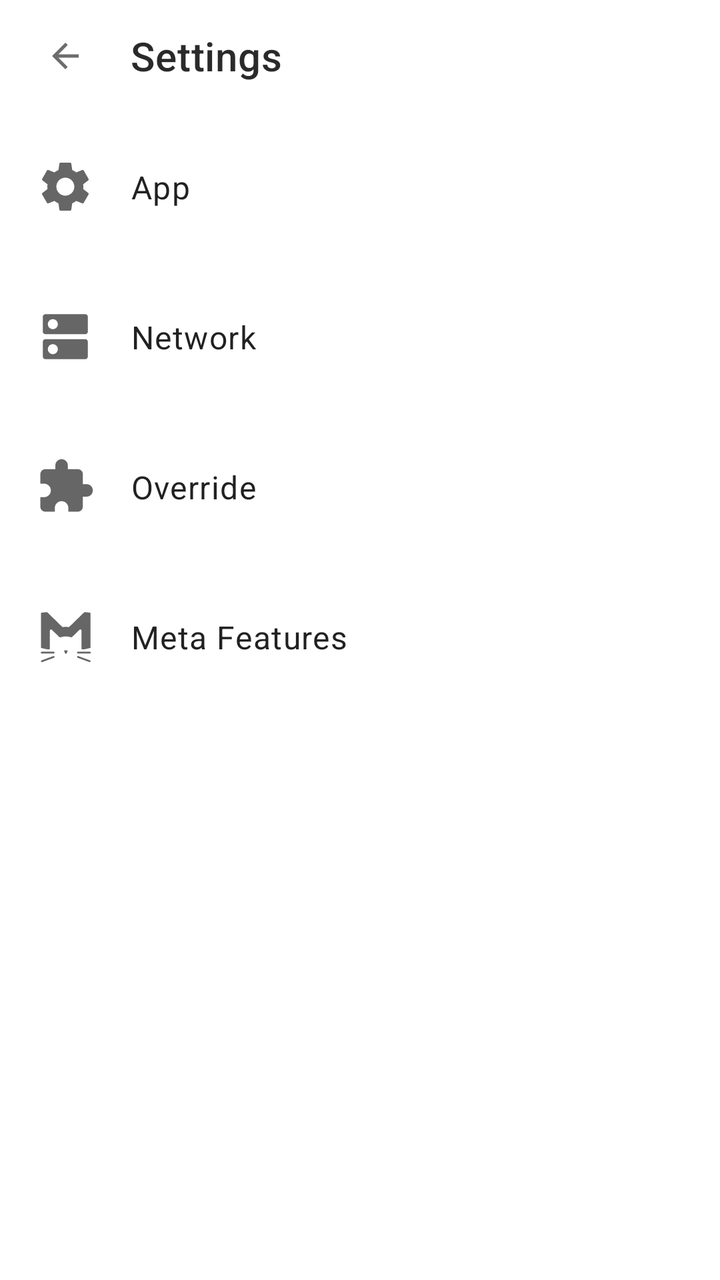
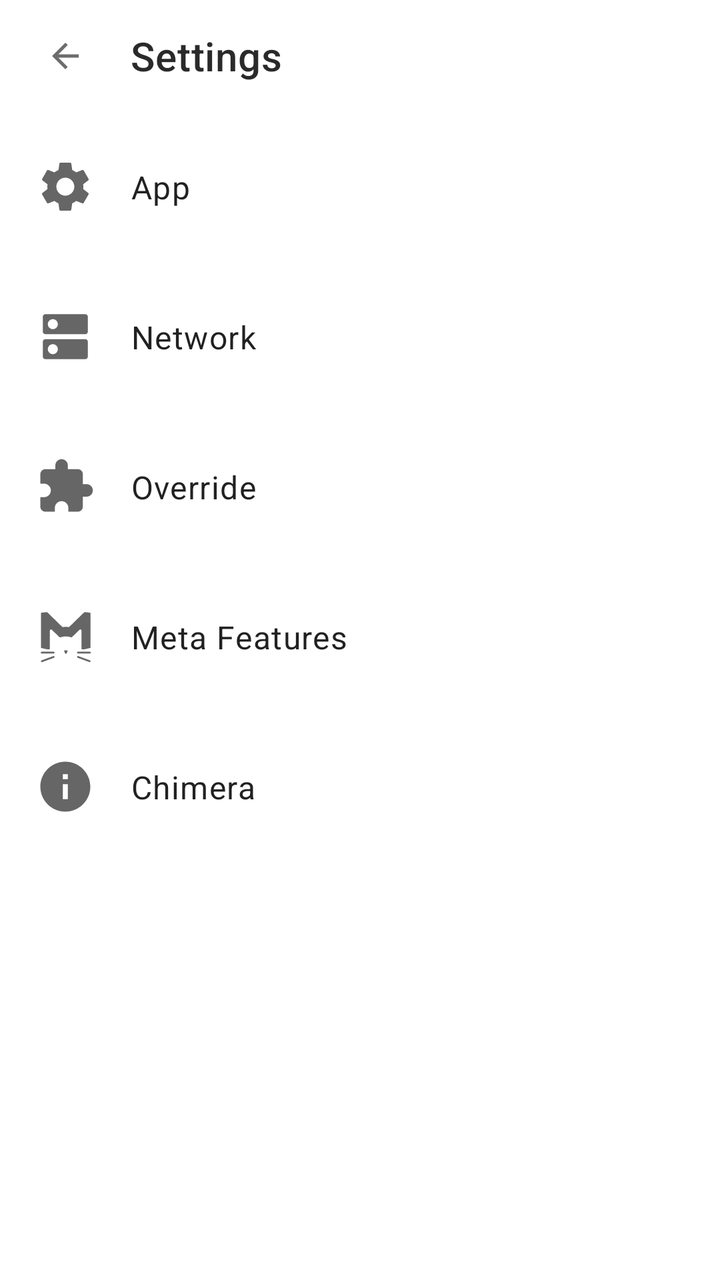

An Android layout rendered at two revisions. The XML below is the earlier revision; the diff shows what the commit changed to produce the second picture.
<!-- AndroidManifest.xml: application theme Theme.Chimera -->
<!-- res/layout/meta_design_settings_home.xml -->
<?xml version="1.0" encoding="utf-8"?>
<androidx.coordinatorlayout.widget.CoordinatorLayout xmlns:android="http://schemas.android.com/apk/res/android"
    android:layout_width="match_parent"
    android:layout_height="match_parent">

    <ScrollView
        android:id="@+id/settings_scroll"
        android:layout_width="match_parent"
        android:layout_height="match_parent"
        android:scrollbars="none">

        <LinearLayout
            android:layout_width="match_parent"
            android:layout_height="wrap_content"
            android:paddingTop="?attr/actionBarSize"
            android:orientation="vertical">

            <LinearLayout
                android:id="@+id/category_app"
                android:layout_width="match_parent"
                android:layout_height="wrap_content"
                android:background="?attr/selectableItemBackground"
                android:clickable="true"
                android:focusable="true"
                android:gravity="center_vertical"
                android:minHeight="75dp"
                android:orientation="horizontal"
                android:paddingVertical="16dp">

                <View
                    android:layout_width="30dp"
                    android:layout_height="30dp"
                    android:layout_marginHorizontal="17.5dp"
                    android:background="@drawable/ic_baseline_settings" />

                <TextView
                    android:layout_width="match_parent"
                    android:layout_height="wrap_content"
                    android:text="@string/settings_category_app"
                    android:textAppearance="@style/TextAppearance.MaterialComponents.Body1" />
            </LinearLayout>

            <LinearLayout
                android:id="@+id/category_network"
                android:layout_width="match_parent"
                android:layout_height="wrap_content"
                android:background="?attr/selectableItemBackground"
                android:clickable="true"
                android:focusable="true"
                android:gravity="center_vertical"
                android:minHeight="75dp"
                android:orientation="horizontal"
                android:paddingVertical="16dp">

                <View
                    android:layout_width="30dp"
                    android:layout_height="30dp"
                    android:layout_marginHorizontal="17.5dp"
                    android:background="@drawable/ic_baseline_dns" />

                <TextView
                    android:layout_width="match_parent"
                    android:layout_height="wrap_content"
                    android:text="@string/settings_category_network"
                    android:textAppearance="@style/TextAppearance.MaterialComponents.Body1" />
            </LinearLayout>

            <LinearLayout
                android:id="@+id/category_override"
                android:layout_width="match_parent"
                android:layout_height="wrap_content"
                android:background="?attr/selectableItemBackground"
                android:clickable="true"
                android:focusable="true"
                android:gravity="center_vertical"
                android:minHeight="75dp"
                android:orientation="horizontal"
                android:paddingVertical="16dp">

                <View
                    android:layout_width="30dp"
                    android:layout_height="30dp"
                    android:layout_marginHorizontal="17.5dp"
                    android:background="@drawable/ic_baseline_extension" />

                <TextView
                    android:layout_width="match_parent"
                    android:layout_height="wrap_content"
                    android:text="@string/settings_category_override"
                    android:textAppearance="@style/TextAppearance.MaterialComponents.Body1" />
            </LinearLayout>

            <LinearLayout
                android:id="@+id/category_meta_features"
                android:layout_width="match_parent"
                android:layout_height="wrap_content"
                android:background="?attr/selectableItemBackground"
                android:clickable="true"
                android:focusable="true"
                android:gravity="center_vertical"
                android:minHeight="75dp"
                android:orientation="horizontal"
                android:paddingVertical="16dp">

                <View
                    android:layout_width="30dp"
                    android:layout_height="30dp"
                    android:layout_marginHorizontal="17.5dp"
                    android:background="@drawable/ic_baseline_meta" />

                <TextView
                    android:layout_width="match_parent"
                    android:layout_height="wrap_content"
                    android:text="@string/settings_category_meta_features"
                    android:textAppearance="@style/TextAppearance.MaterialComponents.Body1" />
            </LinearLayout>
        </LinearLayout>
    </ScrollView>

    <LinearLayout
        android:id="@+id/toolbar"
        android:layout_width="match_parent"
        android:layout_height="?attr/actionBarSize"
        android:alpha="0.96"
        android:background="?android:attr/windowBackground"
        android:clickable="true"
        android:elevation="0dp"
        android:gravity="center_vertical"
        android:importantForAccessibility="no"
        android:orientation="horizontal"
        android:paddingEnd="17.5dp">

        <ImageView
            android:id="@+id/toolbar_navigation"
            android:layout_width="30dp"
            android:layout_height="30dp"
            android:layout_marginHorizontal="17.5dp"
            android:background="?attr/selectableItemBackgroundBorderless"
            android:clickable="true"
            android:contentDescription="@string/back"
            android:focusable="true"
            android:paddingHorizontal="5dp"
            android:src="@drawable/ic_baseline_arrow_back" />

        <TextView
            android:id="@+id/toolbar_title"
            android:layout_width="wrap_content"
            android:layout_height="wrap_content"
            android:ellipsize="end"
            android:maxLines="1"
            android:text="@string/settings_screen"
            android:textAppearance="@style/TextAppearance.MaterialComponents.Headline6" />
    </LinearLayout>
</androidx.coordinatorlayout.widget.CoordinatorLayout>
<!-- resources referenced by this layout -->
<resources>
  <!-- drawable ic_baseline_arrow_back (drawable) -->
  <vector xmlns:android="http://schemas.android.com/apk/res/android"
      android:width="24dp"
      android:height="24dp"
      android:tint="?attr/colorControlNormal"
      android:viewportWidth="24"
      android:viewportHeight="24">
      <path
          android:fillColor="@android:color/white"
          android:pathData="M20,11H7.83l5.59,-5.59L12,4l-8,8 8,8 1.41,-1.41L7.83,13H20v-2z" />
  </vector>
  <!-- drawable ic_baseline_dns (drawable) -->
  <vector xmlns:android="http://schemas.android.com/apk/res/android"
      android:width="24dp"
      android:height="24dp"
      android:tint="?attr/colorControlNormal"
      android:viewportWidth="24"
      android:viewportHeight="24">
      <path
          android:fillColor="@android:color/white"
          android:pathData="M20,13H4c-0.55,0 -1,0.45 -1,1v6c0,0.55 0.45,1 1,1h16c0.55,0 1,-0.45 1,-1v-6c0,-0.55 -0.45,-1 -1,-1zM7,19c-1.1,0 -2,-0.9 -2,-2s0.9,-2 2,-2 2,0.9 2,2 -0.9,2 -2,2zM20,3H4c-0.55,0 -1,0.45 -1,1v6c0,0.55 0.45,1 1,1h16c0.55,0 1,-0.45 1,-1V4c0,-0.55 -0.45,-1 -1,-1zM7,9c-1.1,0 -2,-0.9 -2,-2s0.9,-2 2,-2 2,0.9 2,2 -0.9,2 -2,2z" />
  </vector>
  <!-- drawable ic_baseline_extension (drawable) -->
  <vector xmlns:android="http://schemas.android.com/apk/res/android"
      android:width="24dp"
      android:height="24dp"
      android:tint="?attr/colorControlNormal"
      android:viewportWidth="24"
      android:viewportHeight="24">
      <path
          android:fillColor="@android:color/white"
          android:pathData="M20.5,11H19V7c0,-1.1 -0.9,-2 -2,-2h-4V3.5C13,2.12 11.88,1 10.5,1S8,2.12 8,3.5V5H4c-1.1,0 -1.99,0.9 -1.99,2v3.8H3.5c1.49,0 2.7,1.21 2.7,2.7s-1.21,2.7 -2.7,2.7H2V20c0,1.1 0.9,2 2,2h3.8v-1.5c0,-1.49 1.21,-2.7 2.7,-2.7 1.49,0 2.7,1.21 2.7,2.7V22H17c1.1,0 2,-0.9 2,-2v-4h1.5c1.38,0 2.5,-1.12 2.5,-2.5S21.88,11 20.5,11z" />
  </vector>
  <string name="back">Back</string>
  <string name="settings_category_app">App</string>
  <string name="settings_category_meta_features">Meta Features</string>
  <string name="settings_category_network">Network</string>
  <string name="settings_category_override">Override</string>
  <string name="settings_screen">Settings</string>
  <style name="Theme.Chimera" parent="Theme.MaterialComponents.DayNight.NoActionBar" />
  <!-- unchanged entries left out for length: 2 -->
</resources>

<!-- the commit's change to res/layout/meta_design_settings_home.xml (unified diff, before → after) -->
@@ -114,6 +114,31 @@
                     android:text="@string/settings_category_meta_features"
                     android:textAppearance="@style/TextAppearance.MaterialComponents.Body1" />
             </LinearLayout>
+
+            <LinearLayout
+                android:id="@+id/category_chimera"
+                android:layout_width="match_parent"
+                android:layout_height="wrap_content"
+                android:background="?attr/selectableItemBackground"
+                android:clickable="true"
+                android:focusable="true"
+                android:gravity="center_vertical"
+                android:minHeight="75dp"
+                android:orientation="horizontal"
+                android:paddingVertical="16dp">
+
+                <View
+                    android:layout_width="30dp"
+                    android:layout_height="30dp"
+                    android:layout_marginHorizontal="17.5dp"
+                    android:background="@drawable/ic_baseline_info" />
+
+                <TextView
+                    android:layout_width="match_parent"
+                    android:layout_height="wrap_content"
+                    android:text="@string/settings_chimera_features"
+                    android:textAppearance="@style/TextAppearance.MaterialComponents.Body1" />
+            </LinearLayout>
         </LinearLayout>
     </ScrollView>
 
<!-- resource entries referenced after the edit -->
@@ -33,11 +33,23 @@
           android:fillColor="@android:color/white"
           android:pathData="M20.5,11H19V7c0,-1.1 -0.9,-2 -2,-2h-4V3.5C13,2.12 11.88,1 10.5,1S8,2.12 8,3.5V5H4c-1.1,0 -1.99,0.9 -1.99,2v3.8H3.5c1.49,0 2.7,1.21 2.7,2.7s-1.21,2.7 -2.7,2.7H2V20c0,1.1 0.9,2 2,2h3.8v-1.5c0,-1.49 1.21,-2.7 2.7,-2.7 1.49,0 2.7,1.21 2.7,2.7V22H17c1.1,0 2,-0.9 2,-2v-4h1.5c1.38,0 2.5,-1.12 2.5,-2.5S21.88,11 20.5,11z" />
   </vector>
+  <!-- drawable ic_baseline_info (drawable) -->
+  <vector xmlns:android="http://schemas.android.com/apk/res/android"
+      android:width="24dp"
+      android:height="24dp"
+      android:tint="?attr/colorControlNormal"
+      android:viewportWidth="24"
+      android:viewportHeight="24">
+      <path
+          android:fillColor="@android:color/white"
+          android:pathData="M12,2C6.48,2 2,6.48 2,12s4.48,10 10,10 10,-4.48 10,-10S17.52,2 12,2zM13,17h-2v-6h2v6zM13,9h-2L11,7h2v2z" />
+  </vector>
   <string name="back">Back</string>
   <string name="settings_category_app">App</string>
   <string name="settings_category_meta_features">Meta Features</string>
   <string name="settings_category_network">Network</string>
   <string name="settings_category_override">Override</string>
+  <string name="settings_chimera_features">Chimera</string>
   <string name="settings_screen">Settings</string>
   <style name="Theme.Chimera" parent="Theme.MaterialComponents.DayNight.NoActionBar" />
   <!-- unchanged entries left out for length: 2 -->
